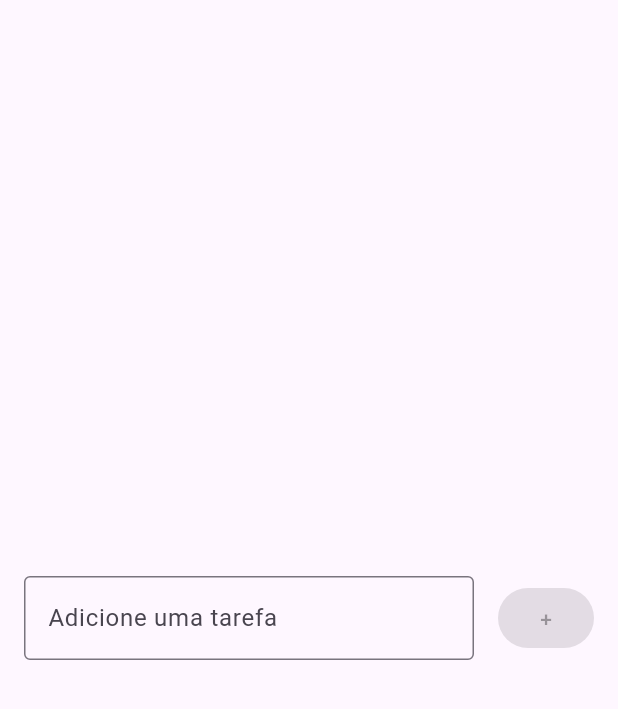
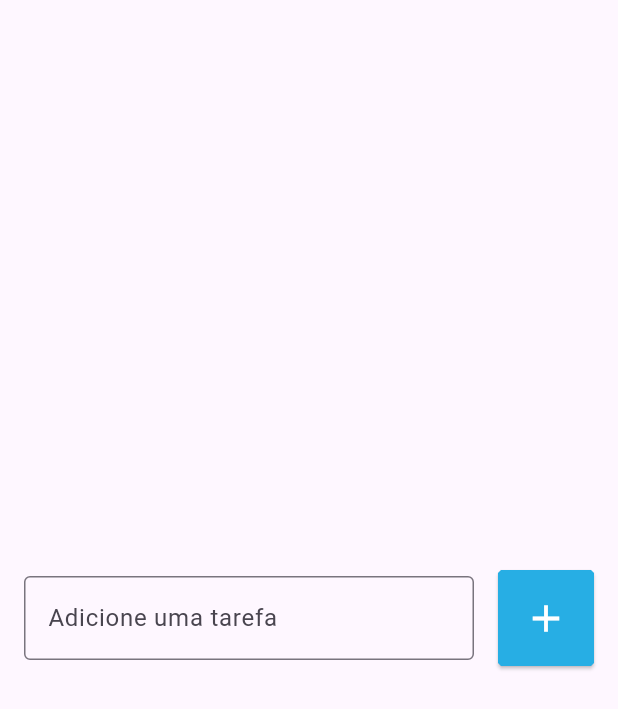
Before and after one commit to gabnugosi/todo_list, a Flutter app: the screen it shows after launch, on a phone screen of 412 x 824 dp. Shown: the top 709 px of the screen. Run offline on Flutter 3.47's test engine with Material 3 defaults, Android fonts, the phone set to English and light mode, and no system bars.

Commit message:
Fim aula 92 alteração do layout do botão

```diff
--- a/lib/pages/todo_list_pages.dart
+++ b/lib/pages/todo_list_pages.dart
@@ -9,13 +9,13 @@ class TodoListPage extends StatelessWidget {
 
   @override
   Widget build(BuildContext context) {
-    return const Scaffold(
+    return Scaffold(
       body: Center(
         child: Padding(
-          padding: EdgeInsets.symmetric(horizontal: 16),
+          padding: const EdgeInsets.symmetric(horizontal: 16),
           child: Row(
             children: [
-              Expanded(
+              const Expanded(
                 child: TextField(
                   decoration: InputDecoration(
                     border: OutlineInputBorder(),
@@ -24,12 +24,22 @@ class TodoListPage extends StatelessWidget {
                   ),
                 ),
               ),
-              SizedBox(
+              const SizedBox(
                 width: 16,
               ),
               ElevatedButton(
-                onPressed: null,
-                child: Text('+'),
+                onPressed: () {},
+                style: ElevatedButton.styleFrom(
+                  backgroundColor: const Color.fromARGB(255, 39, 174, 228),
+                  foregroundColor: Colors.white,
+                  padding: const EdgeInsets.all(17),
+                  shape: const BeveledRectangleBorder(
+                    borderRadius: BorderRadius.all(
+                      Radius.circular(2),
+                    ),
+                  ),
+                ),
+                child: const Icon(Icons.add, size: 30),
               ),
             ],
           ),
```
